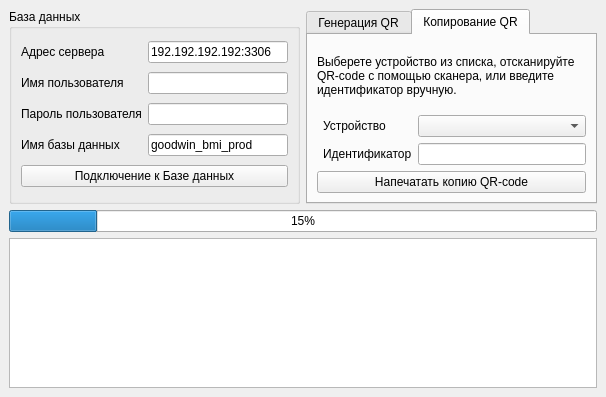
Above: data/print_design_v5.ui from CvatroTem/bmi_auto before the change. Below: the same form after it.
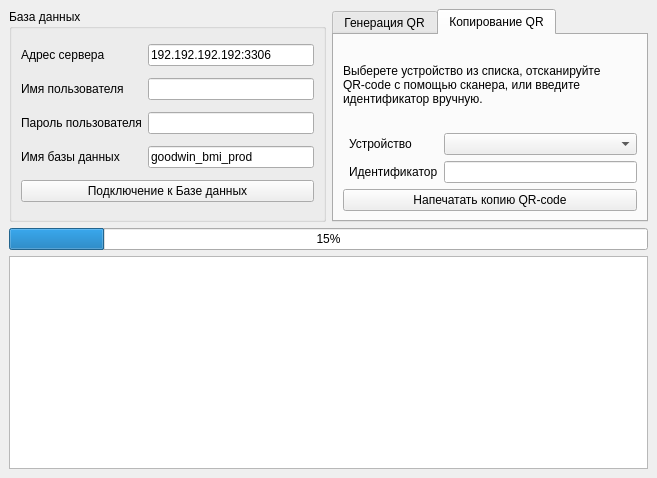
That is the form after the change.

```diff
--- a/data/print_design_v5.ui
+++ b/data/print_design_v5.ui
@@ -6,8 +6,8 @@
    <rect>
     <x>0</x>
     <y>0</y>
-    <width>606</width>
-    <height>385</height>
+    <width>657</width>
+    <height>478</height>
    </rect>
   </property>
   <property name="windowTitle">
```
Left out of the diff: 134 changed lines with no effect on the pictures.
